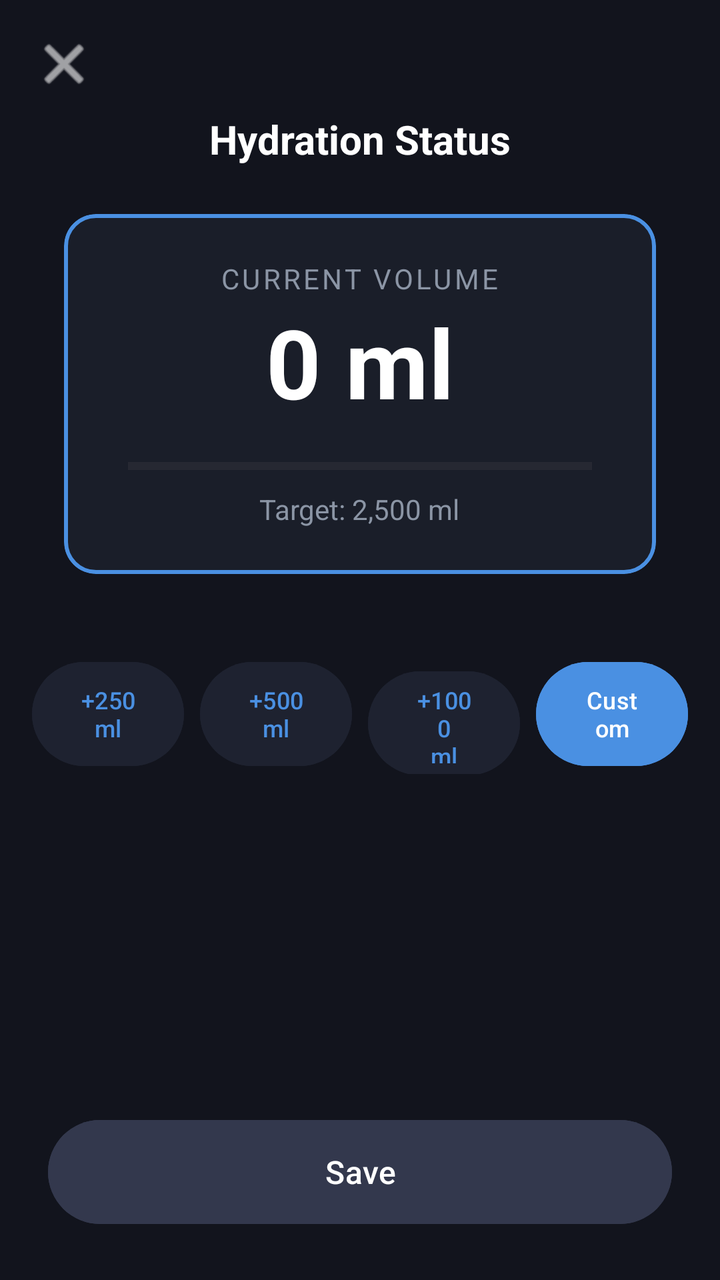
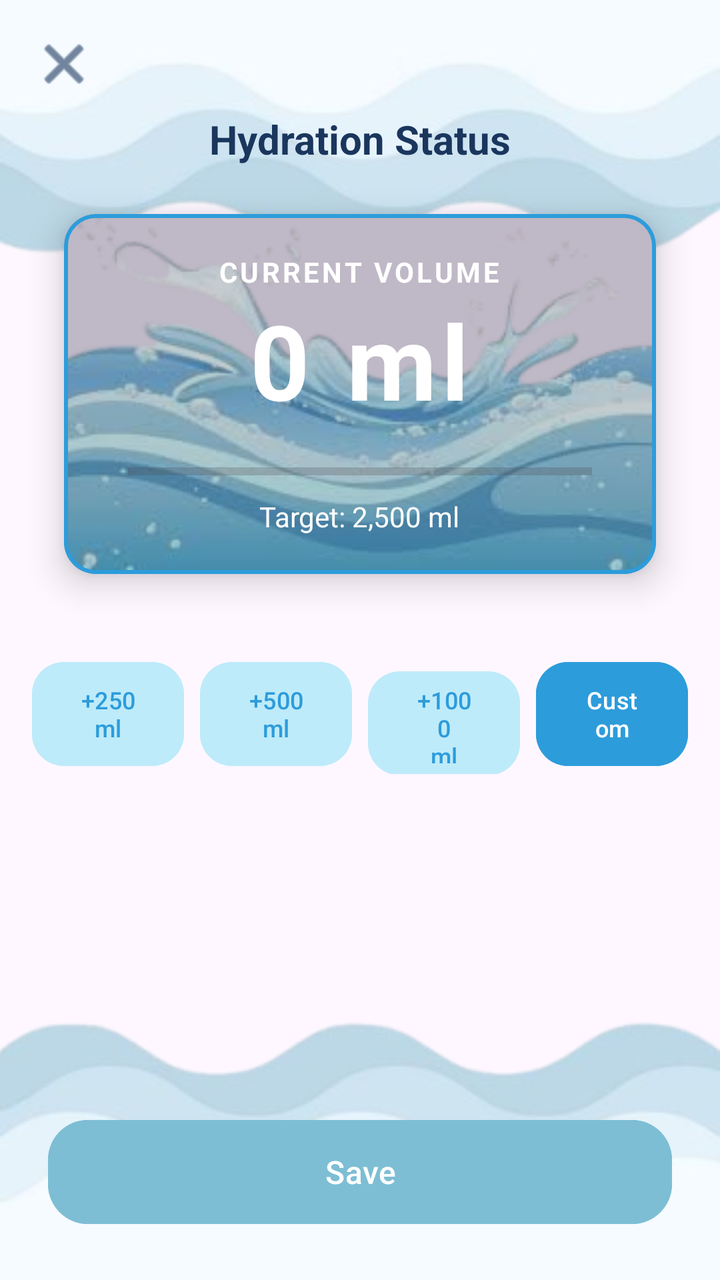

Two renders of the same Android screen: before a commit and after it. Below are the layout's source before the change and the commit's diff.
<!-- AndroidManifest.xml: application theme Theme.HeronHealth -->
<!-- res/layout/activity_water_add.xml -->
<?xml version="1.0" encoding="utf-8"?>
<androidx.constraintlayout.widget.ConstraintLayout xmlns:android="http://schemas.android.com/apk/res/android"
    xmlns:app="http://schemas.android.com/apk/res-auto"
    xmlns:tools="http://schemas.android.com/tools"
    android:id="@+id/main"
    android:layout_width="match_parent"
    android:layout_height="match_parent"
    tools:context=".WaterAddActivity"
    android:background="#12141D">

    <ImageButton
        android:id="@+id/btnClose"
        android:layout_width="48dp"
        android:layout_height="48dp"
        android:layout_marginStart="8dp"
        android:layout_marginTop="8dp"
        android:background="?attr/selectableItemBackgroundBorderless"
        android:src="@android:drawable/ic_menu_close_clear_cancel"
        app:layout_constraintStart_toStartOf="parent"
        app:layout_constraintTop_toTopOf="parent"
        app:tint="#FFFFFF" />

    <TextView
        android:id="@+id/tvWaterTitle"
        android:layout_width="wrap_content"
        android:layout_height="wrap_content"
        android:text="Hydration Status"
        android:textColor="#FFFFFF"
        android:textSize="20sp"
        android:textStyle="bold"
        app:layout_constraintEnd_toEndOf="parent"
        app:layout_constraintStart_toStartOf="parent"
        app:layout_constraintTop_toBottomOf="@+id/btnClose" />

    
    <com.google.android.material.card.MaterialCardView
        android:id="@+id/cardMonitor"
        android:layout_width="0dp"
        android:layout_height="180dp"
        android:layout_marginHorizontal="32dp"
        android:layout_marginTop="24dp"
        app:cardBackgroundColor="#1A1E29"
        app:cardCornerRadius="16dp"
        app:strokeColor="#4A90E2"
        app:strokeWidth="2dp"
        app:layout_constraintEnd_toEndOf="parent"
        app:layout_constraintStart_toStartOf="parent"
        app:layout_constraintTop_toBottomOf="@+id/tvWaterTitle">

        <LinearLayout
            android:layout_width="match_parent"
            android:layout_height="match_parent"
            android:gravity="center"
            android:orientation="vertical">

            <TextView
                android:layout_width="wrap_content"
                android:layout_height="wrap_content"
                android:text="Current Volume"
                android:textColor="#8B95A5"
                android:textSize="14sp"
                android:textAllCaps="true"
                android:letterSpacing="0.1"/>

            <TextView
                android:id="@+id/tvTotalVolume"
                android:layout_width="wrap_content"
                android:layout_height="wrap_content"
                android:text="0 ml"
                android:textColor="#FFFFFF"
                android:textSize="48sp"
                android:textStyle="bold" />

            <ProgressBar
                android:id="@+id/progressBarWater"
                style="?android:attr/progressBarStyleHorizontal"
                android:layout_width="match_parent"
                android:layout_height="8dp"
                android:layout_marginHorizontal="32dp"
                android:layout_marginTop="16dp"
                android:max="2500"
                android:progress="0"
                android:progressTint="#4A90E2"
                android:backgroundTint="#2C3145"/>

            <TextView
                android:layout_width="wrap_content"
                android:layout_height="wrap_content"
                android:layout_marginTop="8dp"
                android:text="Target: 2,500 ml"
                android:textColor="#8B95A5"
                android:textSize="14sp" />
        </LinearLayout>
    </com.google.android.material.card.MaterialCardView>

    
    <LinearLayout
        android:layout_width="match_parent"
        android:layout_height="wrap_content"
        android:layout_marginHorizontal="16dp"
        android:layout_marginTop="40dp"
        android:orientation="horizontal"
        android:weightSum="4"
        app:layout_constraintTop_toBottomOf="@+id/cardMonitor">

        
        <Button
            android:id="@+id/btnAdd250"
            android:layout_width="0dp"
            android:layout_height="60dp"
            android:layout_weight="1"
            android:layout_marginEnd="8dp"
            android:backgroundTint="#1E2230"
            android:text="+250\nml"
            android:textColor="#4A90E2"
            android:textSize="12sp" />

        
        <Button
            android:id="@+id/btnAdd500"
            android:layout_width="0dp"
            android:layout_height="60dp"
            android:layout_weight="1"
            android:layout_marginEnd="8dp"
            android:backgroundTint="#1E2230"
            android:text="+500\nml"
            android:textColor="#4A90E2"
            android:textSize="12sp" />

        
        <Button
            android:id="@+id/btnAdd1000"
            android:layout_width="0dp"
            android:layout_height="60dp"
            android:layout_weight="1"
            android:layout_marginEnd="8dp"
            android:backgroundTint="#1E2230"
            android:text="+1000\nml"
            android:textColor="#4A90E2"
            android:textSize="12sp" />

        
        <Button
            android:id="@+id/btnCustom"
            android:layout_width="0dp"
            android:layout_height="60dp"
            android:layout_weight="1"
            android:backgroundTint="#4A90E2"
            android:text="Custom"
            android:textColor="#FFFFFF"
            android:textSize="12sp" />
    </LinearLayout>

    
    <Button
        android:id="@+id/btnSave"
        android:layout_width="match_parent"
        android:layout_height="60dp"
        android:layout_marginHorizontal="24dp"
        android:layout_marginBottom="24dp"
        android:backgroundTint="#33384D"
        android:text="Save"
        android:textColor="#FFFFFF"
        android:textSize="16sp"
        app:layout_constraintBottom_toBottomOf="parent" />

</androidx.constraintlayout.widget.ConstraintLayout>
<!-- resources referenced by this layout -->
<resources>
  <style name="Theme.HeronHealth" parent="Base.Theme.HeronHealth" />
  <style name="Base.Theme.HeronHealth" parent="Theme.Material3.DayNight.NoActionBar">
          
          
      </style>
</resources>

<!-- the commit's change to res/layout/activity_water_add.xml (unified diff, before → after) -->
@@ -6,8 +6,9 @@
     android:layout_width="match_parent"
     android:layout_height="match_parent"
     tools:context=".WaterAddActivity"
-    android:background="#12141D">
+    android:background="@drawable/bg4">
 
+    
     <ImageButton
         android:id="@+id/btnClose"
         android:layout_width="48dp"
@@ -18,14 +19,15 @@
         android:src="@android:drawable/ic_menu_close_clear_cancel"
         app:layout_constraintStart_toStartOf="parent"
         app:layout_constraintTop_toTopOf="parent"
-        app:tint="#FFFFFF" />
+        app:tint="#1A365D" />
 
+    
     <TextView
         android:id="@+id/tvWaterTitle"
         android:layout_width="wrap_content"
         android:layout_height="wrap_content"
         android:text="Hydration Status"
-        android:textColor="#FFFFFF"
+        android:textColor="#1A365D"
         android:textSize="20sp"
         android:textStyle="bold"
         app:layout_constraintEnd_toEndOf="parent"
@@ -39,14 +41,29 @@
         android:layout_height="180dp"
         android:layout_marginHorizontal="32dp"
         android:layout_marginTop="24dp"
-        app:cardBackgroundColor="#1A1E29"
         app:cardCornerRadius="16dp"
-        app:strokeColor="#4A90E2"
+        app:strokeColor="#2D9CDB"
         app:strokeWidth="2dp"
+        app:cardElevation="10dp"
         app:layout_constraintEnd_toEndOf="parent"
         app:layout_constraintStart_toStartOf="parent"
         app:layout_constraintTop_toBottomOf="@+id/tvWaterTitle">
 
+        
+        <ImageView
+            android:layout_width="match_parent"
+            android:layout_height="match_parent"
+            android:src="@drawable/water2"
+            android:scaleType="centerCrop"
+            android:alpha="0.85" />
+
+        
+        <View
+            android:layout_width="match_parent"
+            android:layout_height="match_parent"
+            android:background="#2F000000"/>
+
+        
         <LinearLayout
             android:layout_width="match_parent"
             android:layout_height="match_parent"
@@ -57,8 +74,9 @@
                 android:layout_width="wrap_content"
                 android:layout_height="wrap_content"
                 android:text="Current Volume"
-                android:textColor="#8B95A5"
+                android:textColor="#FFFFFF"
                 android:textSize="14sp"
+                android:textStyle="bold"
                 android:textAllCaps="true"
                 android:letterSpacing="0.1"/>
 
@@ -68,28 +86,29 @@
                 android:layout_height="wrap_content"
                 android:text="0 ml"
                 android:textColor="#FFFFFF"
-                android:textSize="48sp"
-                android:textStyle="bold" />
+                android:textSize="52sp"
+                android:textStyle="bold"
+                android:letterSpacing="0.05"/>
 
             <ProgressBar
                 android:id="@+id/progressBarWater"
                 style="?android:attr/progressBarStyleHorizontal"
                 android:layout_width="match_parent"
-                android:layout_height="8dp"
+                android:layout_height="10dp"
                 android:layout_marginHorizontal="32dp"
                 android:layout_marginTop="16dp"
                 android:max="2500"
                 android:progress="0"
-                android:progressTint="#4A90E2"
-                android:backgroundTint="#2C3145"/>
+                android:progressTint="#2D9CDB"
+                android:backgroundTint="#e8f6fc"/>
 
             <TextView
                 android:layout_width="wrap_content"
                 android:layout_height="wrap_content"
                 android:layout_marginTop="8dp"
                 android:text="Target: 2,500 ml"
-                android:textColor="#8B95A5"
-                android:textSize="14sp" />
+                android:textColor="#FFFFFF"
+                android:textSize="14sp"/>
         </LinearLayout>
     </com.google.android.material.card.MaterialCardView>
 
@@ -103,52 +122,55 @@
         android:weightSum="4"
         app:layout_constraintTop_toBottomOf="@+id/cardMonitor">
 
-        
         <Button
             android:id="@+id/btnAdd250"
             android:layout_width="0dp"
             android:layout_height="60dp"
             android:layout_weight="1"
             android:layout_marginEnd="8dp"
-            android:backgroundTint="#1E2230"
+            android:backgroundTint="#beebfa"
             android:text="+250\nml"
-            android:textColor="#4A90E2"
-            android:textSize="12sp" />
+            android:textColor="#2D9CDB"
+            android:elevation="0dp"
+            android:textSize="12sp"
+            app:cornerRadius="16dp"/>
 
-        
         <Button
             android:id="@+id/btnAdd500"
             android:layout_width="0dp"
             android:layout_height="60dp"
             android:layout_weight="1"
             android:layout_marginEnd="8dp"
-            android:backgroundTint="#1E2230"
+            android:backgroundTint="#beebfa"
             android:text="+500\nml"
-            android:textColor="#4A90E2"
-            android:textSize="12sp" />
+            android:textColor="#2D9CDB"
+            android:elevation="0dp"
+            android:textSize="12sp"
+            app:cornerRadius="16dp"/>
 
-        
         <Button
             android:id="@+id/btnAdd1000"
             android:layout_width="0dp"
             android:layout_height="60dp"
             android:layout_weight="1"
             android:layout_marginEnd="8dp"
-            android:backgroundTint="#1E2230"
+            android:backgroundTint="#beebfa"
             android:text="+1000\nml"
-            android:textColor="#4A90E2"
-            android:textSize="12sp" />
+            android:textColor="#2D9CDB"
+            android:elevation="0dp"
+            android:textSize="12sp"
+            app:cornerRadius="16dp"/>
 
-        
         <Button
             android:id="@+id/btnCustom"
             android:layout_width="0dp"
             android:layout_height="60dp"
             android:layout_weight="1"
-            android:backgroundTint="#4A90E2"
+            android:backgroundTint="#2D9CDB"
             android:text="Custom"
             android:textColor="#FFFFFF"
-            android:textSize="12sp" />
+            android:textSize="12sp"
+            app:cornerRadius="16dp"/>
     </LinearLayout>
 
     
@@ -158,10 +180,11 @@
         android:layout_height="60dp"
         android:layout_marginHorizontal="24dp"
         android:layout_marginBottom="24dp"
-        android:backgroundTint="#33384D"
+        android:backgroundTint="#7dbed4"
         android:text="Save"
         android:textColor="#FFFFFF"
         android:textSize="16sp"
+        app:cornerRadius="20dp"
         app:layout_constraintBottom_toBottomOf="parent" />
 
 </androidx.constraintlayout.widget.ConstraintLayout>
<!-- resource entries referenced after the edit -->
@@ -1,5 +1,7 @@
 <!-- resources referenced by this layout -->
 <resources>
+  <!-- drawable bg4: png bitmap (drawable, 73502 bytes) -->
+  <!-- drawable water2: png bitmap (drawable, 77361 bytes) -->
   <style name="Theme.HeronHealth" parent="Base.Theme.HeronHealth" />
   <style name="Base.Theme.HeronHealth" parent="Theme.Material3.DayNight.NoActionBar">
           
